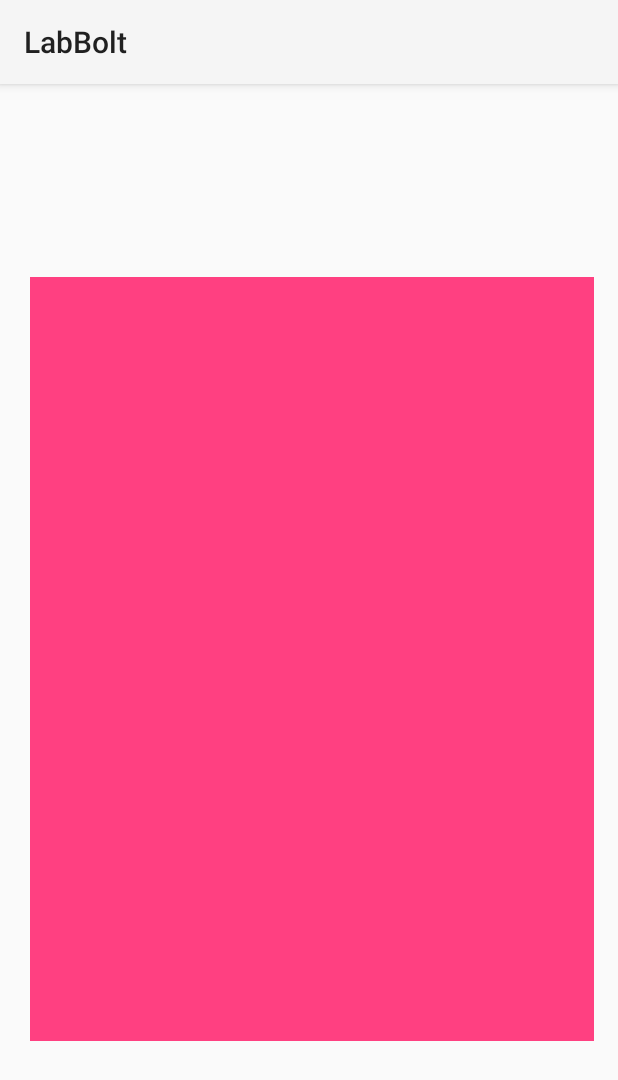
After one commit to niroigen/Hive-Labs, an Android app: the NavigationActivity screen opened directly, with no data from a screen before it, on a phone screen of 412 x 824 dp. The commit adds this screen. Shown: the top 1080 px of the screen. Run offline under Robolectric (Android 15) with nearby library versions, the phone set to English and light mode, and no system bars; our stand-ins replace Picasso; libraries missing offline, so code that uses them is left out: com.indooratlas.android; pictures from the network do not load; 2 statements that could not run were skipped.

Commit message:
Working model of the indoor navigation For now

```diff
--- a/app/build.gradle
+++ b/app/build.gradle
@@ -33,6 +33,7 @@ dependencies {
     compile 'com.google.android.gms:play-services-location:11.6.0'
     compile 'com.google.android.gms:play-services-maps:11.6.0'
     compile files('libs/jsoup-1.10.3.jar')
+    compile 'com.squareup.picasso:picasso:2.5.2'
     compile 'com.indooratlas.android:indooratlas-android-sdk:2.5.2@aar'
     apply plugin: 'com.google.gms.google-services'
 }
--- /dev/null
+++ b/app/src/main/java/com/example/niroigensuntharam/elec390application/NavigationActivity.java
@@ -0,0 +1,93 @@
+package com.example.niroigensuntharam.elec390application;
+
+import android.os.Looper;
+import android.support.v7.app.AppCompatActivity;
+import android.os.Bundle;
+import android.util.Log;
+import android.widget.ImageView;
+import android.widget.Toast;
+import com.squareup.picasso.Picasso;
+
+import com.indooratlas.android.sdk.IALocationManager;
+import com.indooratlas.android.sdk.IARegion;
+import com.indooratlas.android.sdk.resources.IAFloorPlan;
+import com.indooratlas.android.sdk.resources.IAResourceManager;
+import com.indooratlas.android.sdk.resources.IAResult;
+import com.indooratlas.android.sdk.resources.IAResultCallback;
+import com.indooratlas.android.sdk.resources.IATask;
+
+import java.util.logging.Logger;
+
+public class NavigationActivity extends AppCompatActivity {
+
+    private IALocationManager mLocationManager;
+    private IAResourceManager mResourceManager;
+    private ImageView mFloorPlanImage;
+
+    private IATask<IAFloorPlan> mPendingAsyncResult;
+
+    private static String TAG = "NavigationActivity";
+
+    private IARegion.Listener mRegionListener = new IARegion.Listener() {
+        @Override
+        public void onEnterRegion(IARegion region) {
+            if (region.getType() == IARegion.TYPE_FLOOR_PLAN) {
+                fetchFloorPlan(region.getId());
+            }
+        }
+
+        @Override
+        public void onExitRegion(IARegion region) {
+            // leaving a previously entered region
+        }
+    };
+
+    @Override
+    protected void onCreate(Bundle savedInstanceState) {
+        super.onCreate(savedInstanceState);
+        setContentView(R.layout.activity_navigation);
+
+        mFloorPlanImage = (ImageView) findViewById(R.id.navigationImageView);
+        // ...
+        // Create instance of IAResourceManager class
+        mResourceManager = IAResourceManager.create(this);
+
+        MainActivity.mIaLocationManager.registerRegionListener(mRegionListener);
+    }
+
+    private void fetchFloorPlan(String id) {
+        // Cancel pending operation, if any
+        if (mPendingAsyncResult != null && !mPendingAsyncResult.isCancelled()) {
+            mPendingAsyncResult.cancel();
+        }
+
+        mPendingAsyncResult = mResourceManager.fetchFloorPlanWithId(id);
+        if (mPendingAsyncResult != null) {
+            mPendingAsyncResult.setCallback(new IAResultCallback<IAFloorPlan>() {
+                @Override
+                public void onResult(IAResult<IAFloorPlan> result) {
+                    Log.d(TAG, "onResult: " + result);
+
+                    if (result.isSuccess()) {
+                        Toast.makeText(NavigationActivity.this,
+                                "Sucess: ", Toast.LENGTH_LONG)
+                                .show();
+
+                        handleFloorPlanChange(result.getResult());
+                    } else {
+                        // do something with error
+                        Toast.makeText(NavigationActivity.this,
+                                "loading floor plan failed: " + result.getError(), Toast.LENGTH_LONG)
+                                .show();
+                    }
+                }
+            }, Looper.getMainLooper()); // deliver callbacks in main thread
+        }
+    }
+
+    private void handleFloorPlanChange(IAFloorPlan newFloorPlan){
+        Picasso.with(this)
+                .load(newFloorPlan.getUrl())
+                .into(mFloorPlanImage);
+    }
+}
--- /dev/null
+++ b/app/src/main/res/layout/activity_navigation.xml
@@ -0,0 +1,23 @@
+<?xml version="1.0" encoding="utf-8"?>
+<android.support.constraint.ConstraintLayout xmlns:android="http://schemas.android.com/apk/res/android"
+    xmlns:app="http://schemas.android.com/apk/res-auto"
+    xmlns:tools="http://schemas.android.com/tools"
+    android:layout_width="match_parent"
+    android:layout_height="match_parent"
+    tools:context="com.example.niroigensuntharam.elec390application.NavigationActivity">
+
+    <ImageView
+        android:id="@+id/navigationImageView"
+        android:layout_width="376dp"
+        android:layout_height="509dp"
+        android:layout_marginBottom="2dp"
+        android:layout_marginEnd="2dp"
+        android:layout_marginStart="6dp"
+        android:contentDescription="Image Of Navigatino"
+        app:layout_constraintBottom_toBottomOf="parent"
+        app:layout_constraintEnd_toEndOf="parent"
+        app:layout_constraintHorizontal_bias="0.5"
+        app:layout_constraintStart_toStartOf="parent"
+        app:layout_constraintTop_toTopOf="parent"
+        app:srcCompat="@color/colorAccent" />
+</android.support.constraint.ConstraintLayout>
--- a/app/src/main/res/values/colors.xml
+++ b/app/src/main/res/values/colors.xml
@@ -2,5 +2,5 @@
 <resources>
     <color name="colorPrimary">#3F51B5</color>
     <color name="colorPrimaryDark">#303F9F</color>
-    <color name="colorAccent">#FF4081</color>
+    <color name="colorAccent">#ff4081</color>
 </resources>
```
Also changed, not shown: app/src/main/AndroidManifest.xml (+25 -16 lines), app/src/main/java/com/example/niroigensuntharam/elec390application/GetRoomInfoAsync.java (+16 -0 lines), app/src/main/java/com/example/niroigensuntharam/elec390application/LabDetail.java (+12 -0 lines), app/src/main/java/com/example/niroigensuntharam/elec390application/MainActivity.java (+75 -9 lines), app/src/main/java/com/example/niroigensuntharam/elec390application/Room.java (+20 -0 lines), app/src/main/res/layout/lab_detail.xml (+10 -0 lines).
